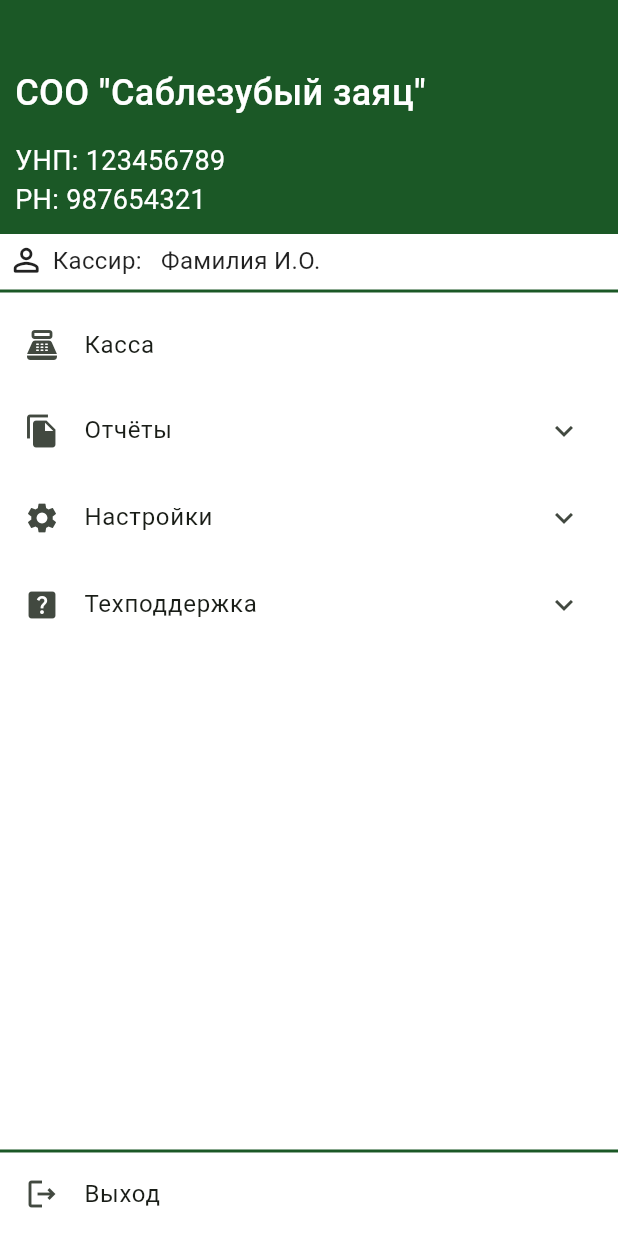
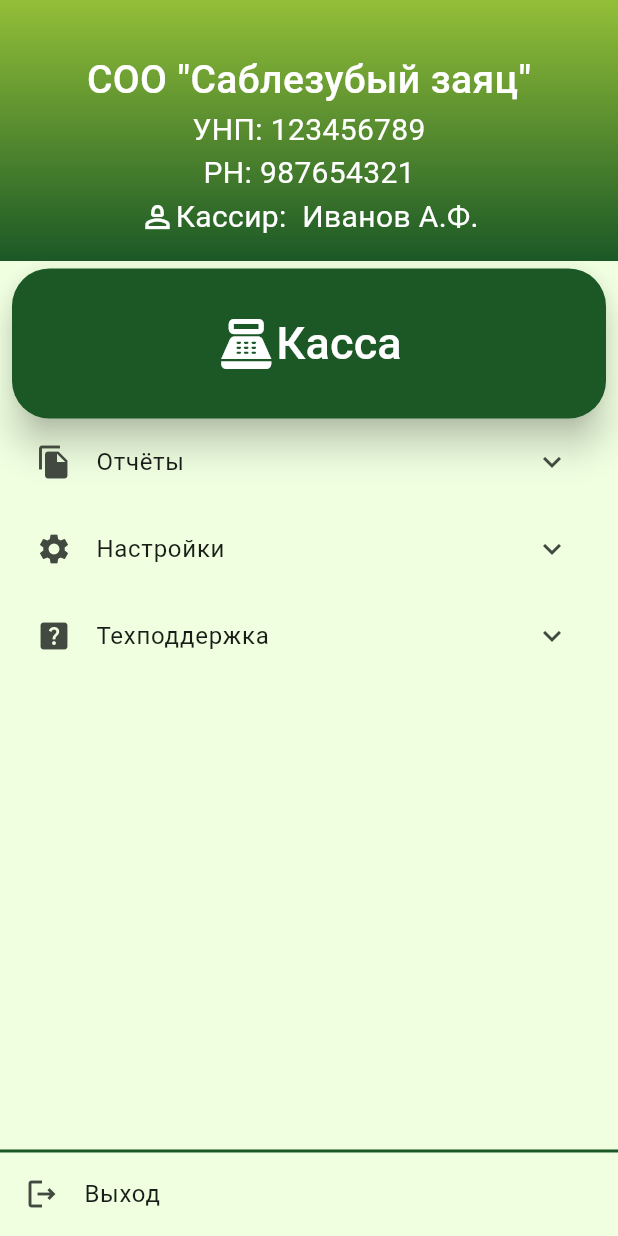
Before and after one commit to NikitaEremin/chek_experiments, a Flutter app: the MenuScreen screen opened by its route, on a phone screen of 412 x 824 dp. Run offline on Flutter 3.47's test engine with Material 3 defaults, Android fonts, the phone set to English and light mode, and no system bars; Roboto replaces fonts that are missing (Golos).

Commit message:
ui commit

```diff
--- a/lib/main.dart
+++ b/lib/main.dart
@@ -1,3 +1,4 @@
+import 'package:chek_experiments/ui/theme/colors.dart';
 import 'package:flutter/material.dart';
 import 'router/routes.dart';
 
@@ -14,7 +15,9 @@ class MyApp extends StatelessWidget {
     return MaterialApp(
       title: 'Flutter Demo',
       theme: ThemeData(
-        scaffoldBackgroundColor: Colors.white,
+        splashColor: Color(0xFFE2FFE0),
+        fontFamily: 'Golos',
+        scaffoldBackgroundColor: AppColors.bgColor,
         colorScheme: ColorScheme.fromSeed(seedColor: Colors.green),
         useMaterial3: true,
       ),
--- /dev/null
+++ b/lib/ui/constants.dart
@@ -0,0 +1,6 @@
+class Constants{
+  static const companyName = 'СОО "Саблезубый заяц"';
+  static const unp = '123456789';
+  static const cashboxNumber = '987654321';
+  static const cashierId = 'Иванов А.Ф.';
+}
--- a/lib/ui/screens/auth_screen.dart
+++ b/lib/ui/screens/auth_screen.dart
@@ -1,5 +1,7 @@
+import 'package:chek_experiments/ui/screens/transitions.dart';
 import 'package:flutter/material.dart';
 import '../theme/colors.dart';
+import 'menu_screen.dart';
 
 class AuthScreen extends StatefulWidget {
   const AuthScreen({super.key});
@@ -128,7 +130,8 @@ class _AuthScreenState extends State<AuthScreen> {
                               )),
                           InkWell(
                             onTap: () {
-                              Navigator.of(context).pushNamed('/menu_screen');
+                              // FadeTransitionRoute(widget: MenuScreen());
+                              Navigator.of(context).push(FadeTransitionRoute(widget: MenuScreen()));
                               print('${_login.text}@4ek.by');
                             },
                           ),
@@ -140,7 +143,6 @@ class _AuthScreenState extends State<AuthScreen> {
               ),
               Expanded(
                 child: Container(
-
                   alignment: Alignment.bottomLeft,
                   child: IconButton(onPressed: () {}, icon: Icon(Icons.info_outline), color: Colors.white,),
                 ),
--- a/lib/ui/screens/menu_screen.dart
+++ b/lib/ui/screens/menu_screen.dart
@@ -1,7 +1,10 @@
+import 'package:chek_experiments/ui/constants.dart';
 import 'package:chek_experiments/ui/theme/colors.dart';
-import 'package:chek_experiments/ui/theme/text_styles.dart';
 import 'package:chek_experiments/ui/widgets/menu_item.dart';
+import 'package:flutter/cupertino.dart';
 import 'package:flutter/material.dart';
+
+import '../widgets/header_widget.dart';
 
 class MenuScreen extends StatefulWidget {
   const MenuScreen({super.key});
@@ -14,7 +17,13 @@ class _MenuScreenState extends State<MenuScreen> {
   @override
   Widget build(BuildContext context) {
     List<MenuListItem> menuItems = [
-      MenuListItem(icon: const Icon(Icons.point_of_sale), title: 'Касса'),
+      MenuListItem(
+          icon: const Icon(
+            Icons.point_of_sale_outlined,
+            size: 40,
+            color: Colors.white,
+          ),
+          title: 'Касса'),
       MenuListItem(icon: const Icon(Icons.file_copy), title: 'Отчёты'),
       MenuListItem(icon: const Icon(Icons.settings), title: 'Настройки'),
       MenuListItem(icon: const Icon(Icons.help_center), title: 'Техподдержка'),
@@ -25,25 +34,37 @@ class _MenuScreenState extends State<MenuScreen> {
         crossAxisAlignment: CrossAxisAlignment.start,
         children: [
           Header(
-            companyName: 'СОО "Саблезубый заяц"',
-            unp: '123456789',
-            cashboxNumber: '987654321',
-          ),
-          CashierInfo(
-            identificator: 'Фамилия И.О.',
+            companyName: Constants.companyName,
+            unp: Constants.unp,
+            cashboxNumber: Constants.cashboxNumber,
+            cashierId: Constants.cashierId,
           ),
           Expanded(
+            child: Padding(
+              padding: const EdgeInsets.symmetric(horizontal: 8.0),
               child: ListView.builder(
                 itemCount: menuItems.length,
                 itemBuilder: (BuildContext context, int index) {
                   if (menuItems[index].title == 'Касса') {
-                  return ListTile(
-                    leading: menuItems[index].icon,
-                    title: Text(menuItems[index].title),
-                    onTap: () {
+                    return FilledButton(
+                        style: ButtonStyle(
+                          minimumSize:
+                          MaterialStateProperty.all(Size(double.maxFinite, 100)),
+                          backgroundColor: MaterialStateProperty.all(AppColors.darkGreen),
+                          shape: MaterialStateProperty.all(RoundedRectangleBorder(
+                              borderRadius: BorderRadius.circular(25))),
+                          elevation: MaterialStateProperty.all<double>(10),
+                        ),
+                        onPressed: () {
                           Navigator.of(context).pushNamed('/cashbox_screen');
                         },
-                  );
+                        child: Row(
+                          mainAxisAlignment: MainAxisAlignment.center,
+                          children: [
+                            menuItems[index].icon,
+                            Text(menuItems[index].title, style: TextStyle(fontSize: 30),),
+                          ],
+                        ));
                   } else {
                     return ExpansionTile(
                       leading: menuItems[index].icon,
@@ -52,6 +73,7 @@ class _MenuScreenState extends State<MenuScreen> {
                     );
                   }
                 },
+              ),
             ),
           ),
           Container(
@@ -76,66 +98,6 @@ class _MenuScreenState extends State<MenuScreen> {
   }
 }
 
-class CashierInfo extends StatelessWidget {
-  final String identificator;
-
-  CashierInfo({
-    super.key,
-    required this.identificator,
-  });
-
-  @override
-  Widget build(BuildContext context) {
-    return Container(
-      padding: const EdgeInsets.fromLTRB(0, 5, 0, 0),
-      child: Column(
-        children: [
-          Row(
-            children: [
-              const Padding(
-                padding: EdgeInsets.only(left: 5.0, right: 5.0),
-                child: Icon(Icons.person_outline_rounded, size: 25),
-              ),
-              Text('Кассир:   $identificator', style: AppTextStyles.menuText)
-            ],
-          ),
-          const Divider(thickness: 2, color: AppColors.darkGreen),
-        ],
-      ),
-    );
-  }
-}
-//TODO вынести в отдельный файл
-class Header extends StatelessWidget {
-  final String companyName;
-  final String unp;
-  final String cashboxNumber;
-
-  Header(
-      {super.key,
-      required this.companyName,
-      required this.unp,
-      required this.cashboxNumber});
-
-  @override
-  Widget build(BuildContext context) {
-    return Container(
-      padding: const EdgeInsets.fromLTRB(10, 45, 0, 10),
-      width: MediaQuery.of(context).size.width,
-      color: AppColors.darkGreen,
-      child: Column(
-        crossAxisAlignment: CrossAxisAlignment.start,
-        children: [
-          Text(companyName, style: AppTextStyles.headerText),
-          const SizedBox(height: 15),
-          Text('УНП: $unp', style: AppTextStyles.headerTextInfo),
-          Text('РН: $cashboxNumber', style: AppTextStyles.headerTextInfo)
-        ],
-      ),
-    );
-  }
-}
-
 class MenuListItem {
   final Icon icon;
   final String title;
--- a/lib/ui/screens/transitions.dart
+++ b/lib/ui/screens/transitions.dart
@@ -4,18 +4,16 @@ class FadeTransitionRoute extends PageRouteBuilder {
   final Widget widget;
 
   FadeTransitionRoute({required this.widget}) : super(
-    transitionDuration: const Duration(milliseconds: 3500),
+    transitionDuration: const Duration(milliseconds: 500),
     pageBuilder: (BuildContext context, Animation<double> animation, Animation<double> secondaryAnimation) {
       return widget;
     },
     transitionsBuilder: (BuildContext context, Animation<double> animation, Animation<double> secondaryAnimation, Widget child) {
       animation = CurvedAnimation(parent: animation, curve: Curves.easeIn);
-      print(animation.value);
       return FadeTransition(
         opacity: animation,
         child: child,
       );
-
     },
   );
 }
--- a/lib/ui/theme/colors.dart
+++ b/lib/ui/theme/colors.dart
@@ -1,7 +1,10 @@
 import 'package:flutter/material.dart';
 
 class AppColors {
+
   static const Color startGradient = Color(0xFF93BF38);
   static const Color darkGreen = Color(0xFF1B5826);
+  static const Color appBarGradient = Color(0xFF93BF38);
+  static const Color bgColor = Color(0xFFEFFFE0);
 
 }
--- a/lib/ui/theme/text_styles.dart
+++ b/lib/ui/theme/text_styles.dart
@@ -2,11 +2,11 @@ import 'package:flutter/material.dart';
 
 class AppTextStyles {
   static const TextStyle headerText =
-      TextStyle(color: Colors.white, fontSize: 24, fontWeight: FontWeight.w500);
+      TextStyle(color: Colors.white, fontSize: 26, fontWeight: FontWeight.w500);
 
   static const TextStyle headerTextInfo =
-      TextStyle(color: Colors.white, fontSize: 18, fontWeight: FontWeight.w400);
+      TextStyle(color: Colors.white, fontSize: 20, fontWeight: FontWeight.w400);
 
   static const TextStyle menuText = TextStyle(
-      color: Colors.black87, fontSize: 16, fontWeight: FontWeight.w400);
+      color: Colors.black87, fontSize: 20, fontWeight: FontWeight.w400);
 }
--- /dev/null
+++ b/lib/ui/widgets/header_widget.dart
@@ -0,0 +1,61 @@
+import 'package:flutter/material.dart';
+
+import '../theme/colors.dart';
+import '../theme/text_styles.dart';
+
+class Header extends StatelessWidget {
+  final String companyName;
+  final String unp;
+  final String cashboxNumber;
+  final String cashierId;
+
+  Header(
+      {super.key,
+      required this.companyName,
+      required this.unp,
+      required this.cashboxNumber,
+      required this.cashierId});
+
+  @override
+  Widget build(BuildContext context) {
+    return Container(
+      margin: const EdgeInsets.only(bottom: 5),
+      clipBehavior: Clip.antiAlias,
+      decoration: const BoxDecoration(
+        gradient: LinearGradient(colors: [
+          AppColors.darkGreen,
+          AppColors.appBarGradient,
+        ], begin: Alignment.bottomCenter, end: Alignment.topCenter),
+        // borderRadius: BorderRadius.vertical(
+        //     top: Radius.zero, bottom: Radius.circular(30)),
+      ),
+      width: MediaQuery.of(context).size.width,
+      child: Column(
+        crossAxisAlignment: CrossAxisAlignment.center,
+        children: [
+          Padding(
+            padding: const EdgeInsets.fromLTRB(15, 35, 15, 15),
+            child: Column(
+              children: [
+                Text('$companyName', style: AppTextStyles.headerText),
+                Text('УНП: $unp', style: AppTextStyles.headerTextInfo),
+                Text('РН: $cashboxNumber', style: AppTextStyles.headerTextInfo),
+                Row(
+                  mainAxisAlignment: MainAxisAlignment.center,
+                  children: [
+                    const Icon(
+                      Icons.person_2_outlined,
+                      color: Colors.white,
+                    ),
+                    Text('Кассир:  $cashierId',
+                        style: AppTextStyles.headerTextInfo),
+                  ],
+                )
+              ],
+            ),
+          ),
+        ],
+      ),
+    );
+  }
+}
--- a/pubspec.yaml
+++ b/pubspec.yaml
@@ -35,6 +35,7 @@ dependencies:
   # The following adds the Cupertino Icons font to your application.
   # Use with the CupertinoIcons class for iOS style icons.
   cupertino_icons: ^1.0.6
+  intl: ^0.19.0
 
 dev_dependencies:
   flutter_test:
@@ -81,6 +82,10 @@ flutter:
     - family: Iskra
       fonts:
         - asset: assets/fonts/iskra_medium.otf
+    - family: Golos
+      fonts:
+        - asset: assets/fonts/golos.ttf
+
   # fonts:
   #   - family: Schyler
   #     fonts:
```
Also changed, not shown: lib/ui/screens/cashbox_screen.dart (+48 -3 lines), lib/ui/screens/splash_screen.dart (+12 -16 lines), pubspec.lock. Lines whose indentation alone changed are shown as unchanged.
